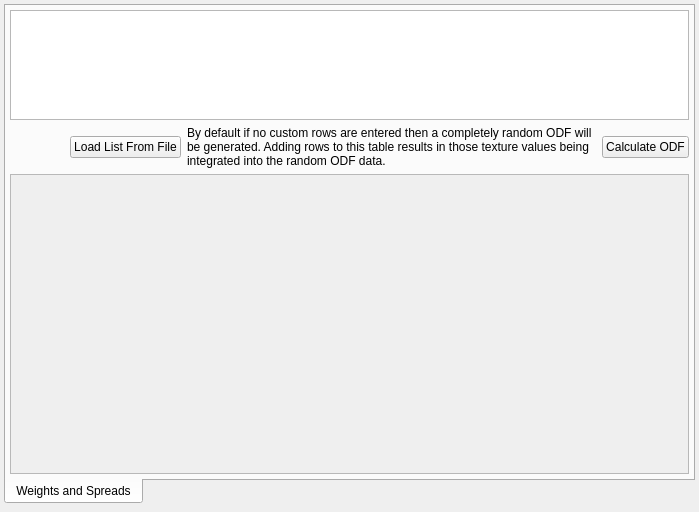
Qt form Source/Applications/StatsGenerator/UI_Files/SGAxisODFWidget.ui (BlueQuartzSoftware/DREAM3D) before a commit.
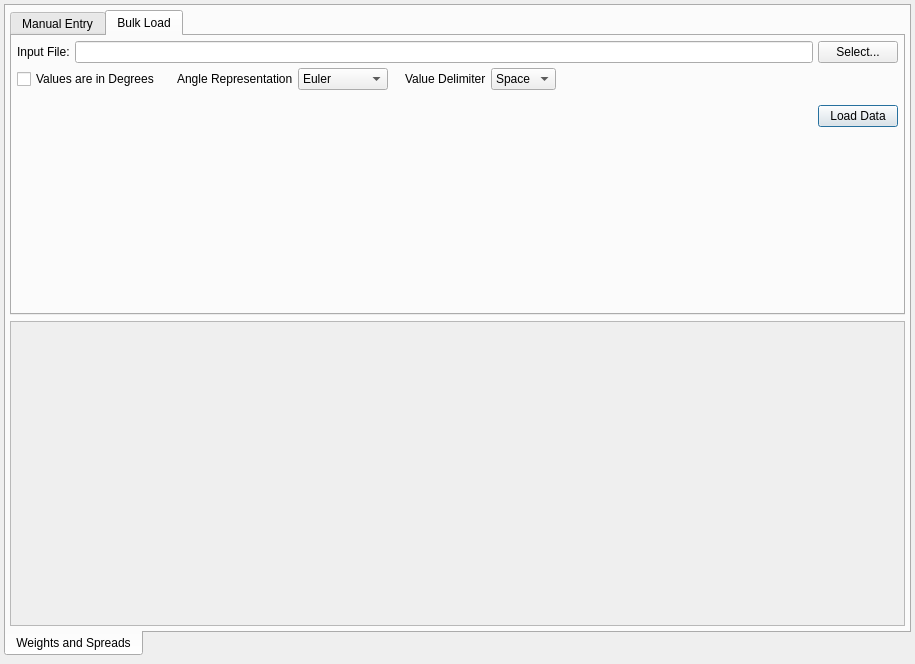
The same form after that commit. The open tabs and pages were chosen to show the change. Icons and pictures are not drawn.

Commit message: Adding experimental support to read in Angles from a file in the Stats Generator. The angles can be Euler, Quaternions or Rodriguez vectors and in Degrees or Radians. The delimiters can be space, tab, comma or semi-colon. Created a dedicated class to read the angle data from a file. Fixed a few compile warnings in the codes.

Diff of the .ui file:
```diff
--- a/Source/Applications/StatsGenerator/UI_Files/SGAxisODFWidget.ui
+++ b/Source/Applications/StatsGenerator/UI_Files/SGAxisODFWidget.ui
@@ -6,8 +6,8 @@
    <rect>
     <x>0</x>
     <y>0</y>
-    <width>699</width>
-    <height>512</height>
+    <width>915</width>
+    <height>664</height>
    </rect>
   </property>
   <property name="windowTitle">
@@ -48,24 +48,14 @@
        <property name="margin">
         <number>4</number>
        </property>
-       <item row="0" column="0" rowspan="2">
-        <widget class="QTableView" name="m_ODFTableView">
-         <property name="sizePolicy">
-          <sizepolicy hsizetype="Expanding" vsizetype="Expanding">
-           <horstretch>0</horstretch>
-           <verstretch>0</verstretch>
-          </sizepolicy>
-         </property>
-         <property name="minimumSize">
-          <size>
-           <width>300</width>
-           <height>50</height>
-          </size>
-         </property>
-        </widget>
-       </item>
-       <item row="3" column="0">
+       <item row="5" column="1">
         <widget class="QScrollArea" name="m_PFScrollArea">
+         <property name="sizePolicy">
+          <sizepolicy hsizetype="Expanding" vsizetype="MinimumExpanding">
+           <horstretch>0</horstretch>
+           <verstretch>0</verstretch>
+          </sizepolicy>
+         </property>
          <property name="minimumSize">
           <size>
            <width>0</width>
@@ -80,7 +70,7 @@
            <rect>
             <x>0</x>
             <y>0</y>
-            <width>675</width>
+            <width>891</width>
             <height>298</height>
            </rect>
           </property>
@@ -141,12 +131,29 @@
          </widget>
         </widget>
        </item>
-       <item row="2" column="0">
-        <layout class="QHBoxLayout" name="horizontalLayout_4" stretch="0,0,0,0,0">
-         <property name="sizeConstraint">
-          <enum>QLayout::SetMinAndMaxSize</enum>
+       <item row="0" column="1">
+        <widget class="QTabWidget" name="tabWidget_2">
+         <property name="currentIndex">
+          <number>0</number>
          </property>
-         <item>
+         <widget class="QWidget" name="tab">
+          <property name="sizePolicy">
+           <sizepolicy hsizetype="Preferred" vsizetype="Expanding">
+            <horstretch>0</horstretch>
+            <verstretch>0</verstretch>
+           </sizepolicy>
+          </property>
+          <attribute name="title">
+           <string>Manual Entry</string>
+          </attribute>
+          <layout class="QGridLayout" name="gridLayout_2">
+           <property name="margin">
+            <number>4</number>
+           </property>
+           <property name="spacing">
+            <number>5</number>
+           </property>
+           <item row="0" column="0">
           <widget class="QPushButton" name="addODFTextureBtn">
            <property name="minimumSize">
             <size>
@@ -181,7 +188,36 @@
            </property>
           </widget>
          </item>
-         <item>
+           <item row="0" column="1" rowspan="3">
+            <widget class="QTableView" name="m_ODFTableView">
+             <property name="sizePolicy">
+              <sizepolicy hsizetype="Expanding" vsizetype="Expanding">
+               <horstretch>0</horstretch>
+               <verstretch>0</verstretch>
+              </sizepolicy>
+             </property>
+             <property name="minimumSize">
+              <size>
+               <width>300</width>
+               <height>50</height>
+              </size>
+             </property>
+            </widget>
+           </item>
+           <item row="2" column="0">
+            <spacer name="verticalSpacer">
+             <property name="orientation">
+              <enum>Qt::Vertical</enum>
+             </property>
+             <property name="sizeHint" stdset="0">
+              <size>
+               <width>20</width>
+               <height>40</height>
+              </size>
+             </property>
+            </spacer>
+           </item>
+           <item row="1" column="0">
           <widget class="QPushButton" name="deleteODFTextureBtn">
            <property name="sizePolicy">
             <sizepolicy hsizetype="Fixed" vsizetype="Fixed">
@@ -222,19 +258,11 @@
            </property>
           </widget>
          </item>
-         <item>
-          <widget class="QPushButton" name="loadODFTextureBtn">
-           <property name="sizePolicy">
-            <sizepolicy hsizetype="Maximum" vsizetype="Fixed">
-             <horstretch>0</horstretch>
-             <verstretch>0</verstretch>
-            </sizepolicy>
-           </property>
-           <property name="text">
-            <string>Load List From File</string>
-           </property>
-          </widget>
-         </item>
+           <item row="3" column="0" colspan="2">
+            <layout class="QHBoxLayout" name="horizontalLayout_2">
+             <property name="topMargin">
+              <number>0</number>
+             </property>
          <item>
           <widget class="QLabel" name="label_2">
            <property name="sizePolicy">
@@ -263,11 +291,214 @@
             </sizepolicy>
            </property>
            <property name="text">
-            <string>Calculate ODF</string>
-           </property>
+                <string>Update ODF</string>
+               </property>
+               <property name="default">
+                <bool>true</bool>
+               </property>
           </widget>
          </item>
         </layout>
+           </item>
+          </layout>
+         </widget>
+         <widget class="QWidget" name="tab_2">
+          <attribute name="title">
+           <string>Bulk Load</string>
+          </attribute>
+          <layout class="QVBoxLayout" name="verticalLayout">
+           <property name="spacing">
+            <number>5</number>
+           </property>
+           <property name="margin">
+            <number>5</number>
+           </property>
+           <item>
+            <layout class="QHBoxLayout" name="horizontalLayout_3">
+             <item>
+              <widget class="QLabel" name="label">
+               <property name="text">
+                <string>Input File:</string>
+               </property>
+              </widget>
+             </item>
+             <item>
+              <widget class="QLineEdit" name="angleFilePath"/>
+             </item>
+             <item>
+              <widget class="QPushButton" name="selectAnglesFile">
+               <property name="sizePolicy">
+                <sizepolicy hsizetype="Maximum" vsizetype="Fixed">
+                 <horstretch>0</horstretch>
+                 <verstretch>0</verstretch>
+                </sizepolicy>
+               </property>
+               <property name="text">
+                <string>Select...</string>
+               </property>
+              </widget>
+             </item>
+            </layout>
+           </item>
+           <item>
+            <layout class="QHBoxLayout" name="horizontalLayout_4">
+             <item>
+              <widget class="QCheckBox" name="anglesInDegrees">
+               <property name="text">
+                <string>Values are in Degrees</string>
+               </property>
+              </widget>
+             </item>
+             <item>
+              <spacer name="horizontalSpacer_2">
+               <property name="orientation">
+                <enum>Qt::Horizontal</enum>
+               </property>
+               <property name="sizeType">
+                <enum>QSizePolicy::Fixed</enum>
+               </property>
+               <property name="sizeHint" stdset="0">
+                <size>
+                 <width>12</width>
+                 <height>20</height>
+                </size>
+               </property>
+              </spacer>
+             </item>
+             <item>
+              <widget class="QLabel" name="label_3">
+               <property name="text">
+                <string>Angle Representation</string>
+               </property>
+              </widget>
+             </item>
+             <item>
+              <widget class="QComboBox" name="angleRepresentation">
+               <item>
+                <property name="text">
+                 <string>Euler</string>
+                </property>
+               </item>
+               <item>
+                <property name="text">
+                 <string>Quaternion</string>
+                </property>
+               </item>
+               <item>
+                <property name="text">
+                 <string>Rodriguez</string>
+                </property>
+               </item>
+              </widget>
+             </item>
+             <item>
+              <spacer name="horizontalSpacer_5">
+               <property name="orientation">
+                <enum>Qt::Horizontal</enum>
+               </property>
+               <property name="sizeType">
+                <enum>QSizePolicy::Fixed</enum>
+               </property>
+               <property name="sizeHint" stdset="0">
+                <size>
+                 <width>12</width>
+                 <height>20</height>
+                </size>
+               </property>
+              </spacer>
+             </item>
+             <item>
+              <widget class="QLabel" name="label_4">
+               <property name="text">
+                <string>Value Delimiter</string>
+               </property>
+              </widget>
+             </item>
+             <item>
+              <widget class="QComboBox" name="delimiter">
+               <item>
+                <property name="text">
+                 <string>Space</string>
+                </property>
+               </item>
+               <item>
+                <property name="text">
+                 <string>Tab</string>
+                </property>
+               </item>
+               <item>
+                <property name="text">
+                 <string>,</string>
+                </property>
+               </item>
+               <item>
+                <property name="text">
+                 <string>;</string>
+                </property>
+               </item>
+              </widget>
+             </item>
+             <item>
+              <spacer name="horizontalSpacer_3">
+               <property name="orientation">
+                <enum>Qt::Horizontal</enum>
+               </property>
+               <property name="sizeHint" stdset="0">
+                <size>
+                 <width>40</width>
+                 <height>20</height>
+                </size>
+               </property>
+              </spacer>
+             </item>
+            </layout>
+           </item>
+           <item>
+            <layout class="QHBoxLayout" name="horizontalLayout_6">
+             <property name="topMargin">
+              <number>10</number>
+             </property>
+             <item>
+              <spacer name="horizontalSpacer">
+               <property name="orientation">
+                <enum>Qt::Horizontal</enum>
+               </property>
+               <property name="sizeHint" stdset="0">
+                <size>
+                 <width>40</width>
+                 <height>20</height>
+                </size>
+               </property>
+              </spacer>
+             </item>
+             <item>
+              <widget class="QPushButton" name="loadODFTextureBtn">
+               <property name="text">
+                <string>Load Data</string>
+               </property>
+               <property name="default">
+                <bool>true</bool>
+               </property>
+              </widget>
+             </item>
+            </layout>
+           </item>
+           <item>
+            <spacer name="verticalSpacer_2">
+             <property name="orientation">
+              <enum>Qt::Vertical</enum>
+             </property>
+             <property name="sizeHint" stdset="0">
+              <size>
+               <width>20</width>
+               <height>40</height>
+              </size>
+             </property>
+            </spacer>
+           </item>
+          </layout>
+         </widget>
+        </widget>
        </item>
       </layout>
      </widget>
```
Lines whose indentation alone changed are shown as unchanged. The commit also changes 10 other files.
